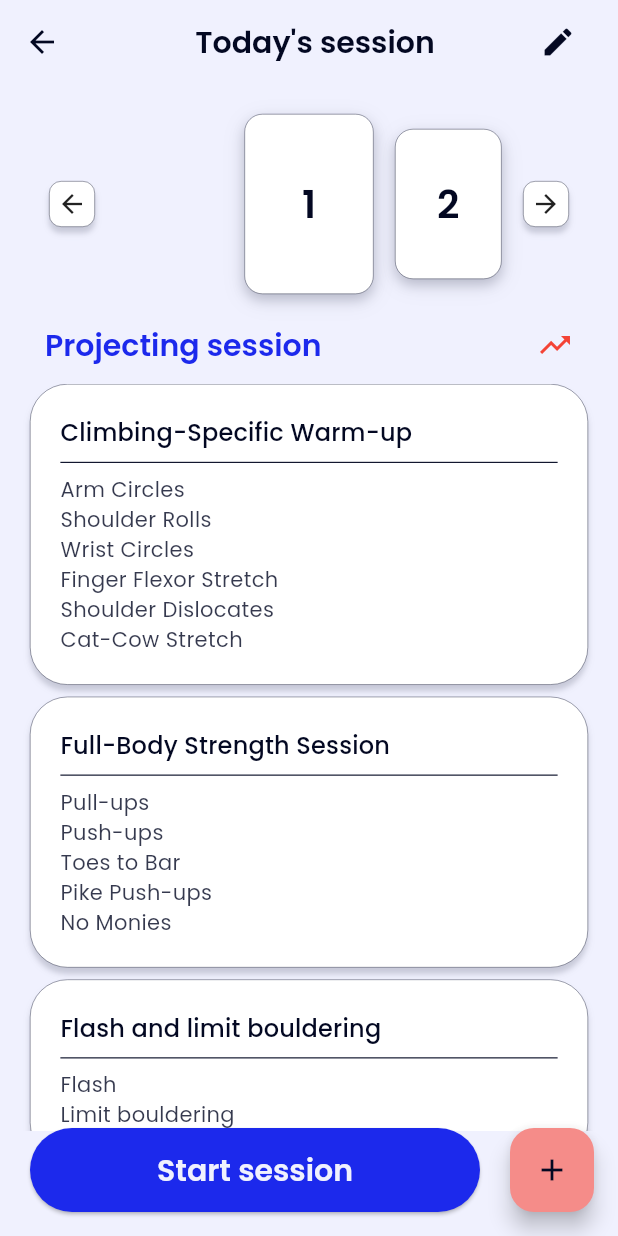
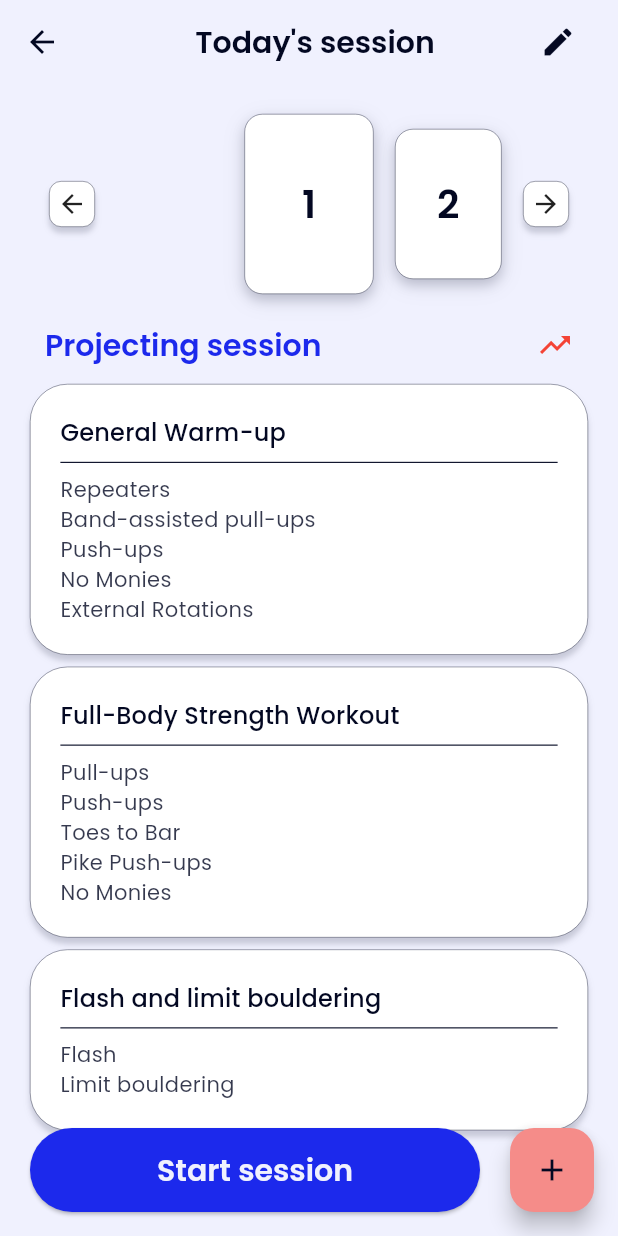
Before and after one commit to mschuhmacher/training_schedule_app, a Flutter app: the SessionSelectScreen screen opened directly, on a phone screen of 412 x 824 dp. Run offline on Flutter 3.47's test engine with Material 3 defaults, Android fonts, the light colour scheme and no system bars; our stand-ins replace table_calendar.

Commit message:
finalized the sessions <3 fixed some overflowing text issues

```diff
--- a/lib/data/default_session_data.dart
+++ b/lib/data/default_session_data.dart
@@ -11,9 +11,9 @@ final List<Session> kDefaultSessions = [
         kDefaultWorkouts
             .where(
               (w) => [
-                'Climbing-Specific Warm-up',
+                'General Warm-up',
                 'Flash and limit bouldering',
-                'Full-Body Strength Session',
+                'Full-Body Strength Workout',
               ].contains(w.title),
             )
             .toList(),
@@ -27,7 +27,7 @@ final List<Session> kDefaultSessions = [
         kDefaultWorkouts
             .where(
               (w) => [
-                'Climbing-Specific Warm-up',
+                'General Warm-up',
                 'Fingerboard Strength Builder',
                 'Boulder Pyramid Endurance',
                 'Push & Antagonist Training',
@@ -45,10 +45,28 @@ final List<Session> kDefaultSessions = [
         kDefaultWorkouts
             .where(
               (w) => [
-                'Climbing-Specific Warm-up',
+                'General Warm-up',
                 'Combined Limit Strength',
                 'Dynamic Climbing Power',
                 'Upper Body Power',
+              ].contains(w.title),
+            )
+            .toList(),
+  ),
+  Session(
+    title: 'Full body strength training',
+    description: 'No climbing, just strength and finger training',
+    date: DateTime.now(),
+    label: 'Strength',
+    list:
+        kDefaultWorkouts
+            .where(
+              (w) => [
+                'General Warm-up',
+                'Weighted pull-ups, pick-ups, hamstring stretch',
+                'Handstand Progression Training',
+                'Dips and front lever',
+                'Barbell Strength Training',
               ].contains(w.title),
             )
             .toList(),
--- a/lib/data/default_workout_data.dart
+++ b/lib/data/default_workout_data.dart
@@ -13,7 +13,23 @@ List<Workout> kDefaultWorkouts = [
   // WARM-UPS
   // ============================================================================
   Workout(
-    title: 'General Full-Body Warm-up',
+    title: 'General Warm-up',
+    label: 'Warm-up',
+    description: 'Finger and major muscle groups warm-up',
+    difficulty: 'Beginner',
+    equipment: 'None',
+    timeBetweenExercises: 15,
+    list: [
+      _findExercise('Repeaters'),
+      _findExercise('Band-assisted pull-ups'),
+      _findExercise('Push-ups'),
+      _findExercise('No Monies'),
+      _findExercise('External Rotations'),
+    ],
+  ),
+
+  Workout(
+    title: 'Basic Warm-up',
     label: 'Warm-up',
     description: 'Complete warm-up for any training session',
     difficulty: 'Beginner',
@@ -198,7 +214,7 @@ List<Workout> kDefaultWorkouts = [
   ),
 
   Workout(
-    title: 'Full-Body Strength Session',
+    title: 'Full-Body Strength Workout',
     label: 'Strength',
     description: 'Balanced full-body workout combining push, pull, and core',
     difficulty: 'Intermediate',
@@ -236,10 +252,47 @@ List<Workout> kDefaultWorkouts = [
     equipment: 'Barbell, Bench',
     timeBetweenExercises: 180,
     list: [
-      _findExercise('Deadlift'),
       _findExercise('Bench press'),
-      _findExercise('Military press'),
       _findExercise('Romanian deadlift'),
+      _findExercise('Seated overhead dumbbell press'),
+    ],
+  ),
+
+  Workout(
+    title: 'Weighted pull-ups, pick-ups, hamstring stretch',
+    label: 'Strength',
+    description: 'Superset of 3 exercises',
+    difficulty: 'Intermediate',
+    equipment: 'Weight belt, pull-up bar, loading pin',
+    timeBetweenExercises: 0,
+    list: [
+      _findExercise('Weighted Pull-ups'),
+      _findExercise('Pick-ups'),
+      _findExercise('Standing Forward Fold (Wide-legged)'),
+    ],
+  ),
+
+  Workout(
+    title: 'Dips and front lever',
+    label: 'Strength',
+    description: 'Superset of 2',
+    difficulty: 'Intermediate',
+    equipment: 'Parallel bars, pull-up bar',
+    timeBetweenExercises: 180,
+    list: [_findExercise('Dips'), _findExercise('Front Lever Progressions')],
+  ),
+
+  Workout(
+    title: 'Barbell Strength Training',
+    label: 'Strength',
+    description: 'Traditional compound lifts for overall strength',
+    difficulty: 'Intermediate',
+    equipment: 'Barbell, Bench',
+    timeBetweenExercises: 180,
+    list: [
+      _findExercise('Bench press'),
+      _findExercise('Romanian deadlift'),
+      _findExercise('Seated overhead dumbbell press'),
     ],
   ),
 
@@ -506,7 +559,7 @@ List<Workout> kDefaultWorkouts = [
     equipment: 'Wall',
     timeBetweenExercises: 90,
     list: [
-      _findExercise('Pike Push-ups'),
+      _findExercise('Freestanding Handstand'),
       _findExercise('Handstand Hold (Wall)'),
       _findExercise('Handstand Taps (Wall)'),
       _findExercise('Crow Pose'),
--- a/lib/presentation/screens/session_select_screen.dart
+++ b/lib/presentation/screens/session_select_screen.dart
@@ -67,7 +67,7 @@ class _SessionSelectScreenState extends State<SessionSelectScreen> {
                         currentSessionList[sessionStateData.sessionIndex].title,
                         style: context.h3,
                         overflow: TextOverflow.ellipsis,
-                        softWrap: true,
+                        softWrap: false,
                       ),
                     ),
                     Spacer(),
--- a/lib/presentation/widgets/session_select_listview.dart
+++ b/lib/presentation/widgets/session_select_listview.dart
@@ -98,7 +98,14 @@ class MyListViewCard extends StatelessWidget {
                 Row(
                   mainAxisAlignment: MainAxisAlignment.start,
                   children: [
-                    Text(item[index].title, style: context.titleMedium),
+                    Expanded(
+                      child: Text(
+                        item[index].title,
+                        style: context.titleMedium,
+                        overflow: TextOverflow.ellipsis,
+                        maxLines: 1,
+                      ),
+                    ),
                     if (editMode == true) ...[
                       Spacer(),
                       IconButton.outlined(
```
